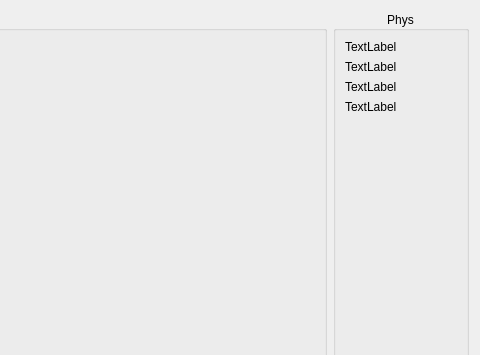
This is projet-musique/core/ongletstats.ui in toopoormaghell/projet-musique as Qt 5 draws it before an edit; both pictures show x 593 to 1073 and y 0 to 355 of the 1073 by 725 pixel window. The edited form follows.
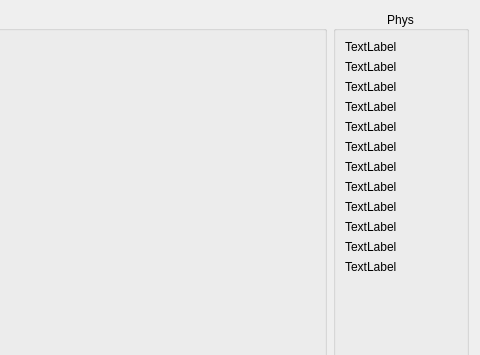
This is the edited form.

Diff of the .ui file:
```diff
--- a/projet-musique/core/ongletstats.ui
+++ b/projet-musique/core/ongletstats.ui
@@ -336,7 +336,63 @@
          </widget>
         </item>
         <item>
-         <widget class="QLabel" name="NbPhysAlbum">
+         <widget class="QLabel" name="NbPhysTotalAlbums">
+          <property name="text">
+           <string>TextLabel</string>
+          </property>
+         </widget>
+        </item>
+        <item>
+         <widget class="QLabel" name="NbPhysAlbums">
+          <property name="text">
+           <string>TextLabel</string>
+          </property>
+         </widget>
+        </item>
+        <item>
+         <widget class="QLabel" name="NbPhysBOF">
+          <property name="text">
+           <string>TextLabel</string>
+          </property>
+         </widget>
+        </item>
+        <item>
+         <widget class="QLabel" name="NbPhysSpect">
+          <property name="text">
+           <string>TextLabel</string>
+          </property>
+         </widget>
+        </item>
+        <item>
+         <widget class="QLabel" name="NbPhysTele">
+          <property name="text">
+           <string>TextLabel</string>
+          </property>
+         </widget>
+        </item>
+        <item>
+         <widget class="QLabel" name="NbPhysNA">
+          <property name="text">
+           <string>TextLabel</string>
+          </property>
+         </widget>
+        </item>
+        <item>
+         <widget class="QLabel" name="NbPhysClass">
+          <property name="text">
+           <string>TextLabel</string>
+          </property>
+         </widget>
+        </item>
+        <item>
+         <widget class="QLabel" name="NbPhysAssoc">
+          <property name="text">
+           <string>TextLabel</string>
+          </property>
+         </widget>
+        </item>
+        <item>
+         <widget class="QLabel" name="NbPhysReprises">
           <property name="text">
            <string>TextLabel</string>
           </property>
```
